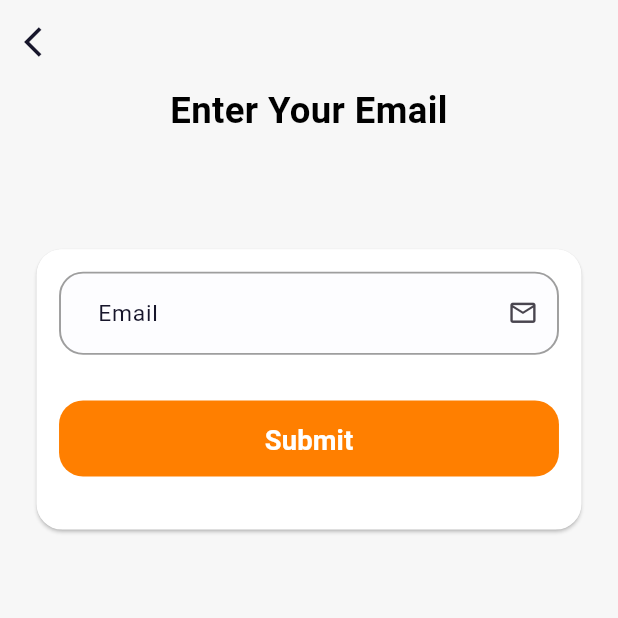
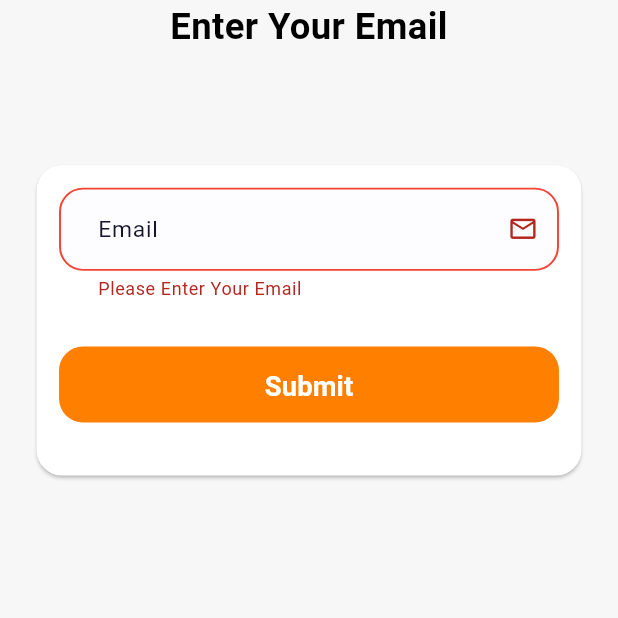
Before and after one commit to Ehabhanna1/Our_Market, a Flutter app: the ForgetPasswordView screen opened directly, after a tap on "Submit", on a phone screen of 412 x 824 dp, the top half of it. Run offline on Flutter 3.47's test engine with Material 3 defaults, Android fonts, the phone set to English and light mode, and no system bars; our stand-ins replace cached_network_image, flutter_bloc, flutter_rating_bar, flutter_screenutil, google_nav_bar, google_sign_in and 1 more; accounts and stored records are empty.

Commit message:
implement forget password with supabase

```diff
--- a/lib/feature/auth/logic/cubit/authentication_cubit.dart
+++ b/lib/feature/auth/logic/cubit/authentication_cubit.dart
@@ -98,11 +98,22 @@ const webClientId = '737722342128-v332ndp6j1lck111a6gi2e685lnpc07i.apps.googleus
 
 
   }
+  Future<void> resetPassword({required String email}) async {
+
+    emit(ResetPasswordLoading());
+    try{
+      await client.auth.resetPasswordForEmail(email);
+      emit(ResetPasswordSuccess());
+    }catch(e){
+      log(e.toString());
+      emit(ResetPasswordError());
+    }
+
+
+
+  }
 
 
 
 
 }
-
-
-//const webClientId = '737722342128-v332ndp6j1lck111a6gi2e685lnpc07i.apps.googleusercontent.com';
--- a/lib/feature/auth/logic/cubit/authentication_state.dart
+++ b/lib/feature/auth/logic/cubit/authentication_state.dart
@@ -37,3 +37,10 @@ final class LogOutSuccess extends AuthenticationState {}
 final class LogOutLoading extends AuthenticationState {}
 
 final class LogOutError extends AuthenticationState {}
+
+// reset password states
+final class ResetPasswordSuccess extends AuthenticationState {}
+
+final class ResetPasswordLoading extends AuthenticationState {}
+
+final class ResetPasswordError extends AuthenticationState {}
--- a/lib/feature/auth/ui/forget_password_view.dart
+++ b/lib/feature/auth/ui/forget_password_view.dart
@@ -1,44 +1,56 @@
+import 'package:ecommerce_app/core/functions/navigation.dart';
+import 'package:ecommerce_app/core/functions/show_message.dart';
 import 'package:ecommerce_app/core/helper/spacing.dart';
 import 'package:ecommerce_app/core/theming/app_colors.dart';
 import 'package:ecommerce_app/core/theming/styles.dart';
 import 'package:ecommerce_app/core/widgets/app_text_button.dart';
 import 'package:ecommerce_app/core/widgets/app_text_form_field.dart';
+import 'package:ecommerce_app/feature/auth/logic/cubit/authentication_cubit.dart';
+import 'package:ecommerce_app/feature/auth/ui/login_view.dart';
 import 'package:flutter/material.dart';
+import 'package:flutter_bloc/flutter_bloc.dart';
 import 'package:flutter_screenutil/flutter_screenutil.dart';
-class ForgetPasswordView extends StatelessWidget {
+
+class ForgetPasswordView extends StatefulWidget {
   const ForgetPasswordView({super.key});
 
   @override
+  State<ForgetPasswordView> createState() => _ForgetPasswordViewState();
+}
+
+class _ForgetPasswordViewState extends State<ForgetPasswordView> {
+
+  final GlobalKey<FormState> formKey = GlobalKey<FormState>();
+  final TextEditingController emailController = TextEditingController();
+
+  @override
   Widget build(BuildContext context) {
+    return BlocConsumer<AuthenticationCubit, AuthenticationState>(
+      listener: (context, state) {
+        if (state is ResetPasswordSuccess) {
+          Navigator.pop(context);
+          //navigatePushReplacement(context, LoginView());
+
+          showMessage(context, "Check Your Email");
+        }
+      },
+      builder: (context, state) {
         return Scaffold(
           backgroundColor: AppColors.kScaffoldColor,
-      appBar: AppBar(
-        backgroundColor: AppColors.kScaffoldColor,
-        elevation: 0,
-        leading: IconButton(
-          icon: Icon(
-            Icons.arrow_back_ios,
-            color: AppColors.kBlackColor,
-          ),
-          onPressed: () {
-            Navigator.pop(context);
-          },
-        ),
-      ),
-      body: SafeArea(
 
+          body: state is ResetPasswordLoading ?
+          const Center(child: CircularProgressIndicator()) :
+          SafeArea(
+            child: Form(
+              key: formKey,
               child: Column(
                 crossAxisAlignment: CrossAxisAlignment.center,
-
                 children: [
-
-              Text("Enter Your Email",
+                  Text(
+                    "Enter Your Email",
                     textAlign: TextAlign.center,
                     style: TextStyles.font24BlackBold,
-
-
                   ),
-
                   verticalSpace(50),
                   Card(
                     margin: EdgeInsets.all(24.h),
@@ -46,45 +58,56 @@ class ForgetPasswordView extends StatelessWidget {
                     shape: RoundedRectangleBorder(
                       borderRadius: BorderRadius.all(
                         Radius.circular(17),
-
                       ),
-
-
                     ),
                     child: Padding(
                       padding: const EdgeInsets.all(15.0),
                       child: Column(
                         children: [
                           AppTextFormField(
+                            controller: emailController,
                             hintText: "Enter Your Email",
-                     validator: (value){
-                      if(value == null || value.isEmpty){
+                            validator: (value) {
+                              if (value == null || value.isEmpty) {
                                 return "Please Enter Your Email";
                               }
 
                               return null;
                             },
-
                             labelText: "Email",
-                       suffixIcon: Icon(Icons.email_outlined,size: 20.sp,),
-
-
+                            suffixIcon: Icon(
+                              Icons.email_outlined,
+                              size: 20.sp,
+                            ),
                           ),
                           verticalSpace(30),
                           AppTextButton(
                             buttonText: "Submit",
                             textStyle: TextStyles.font18WhiteSemiBold,
-                          onPressed: (){},),
+                            onPressed: () {
+                              if (formKey.currentState!.validate()) {
+                                context.read<AuthenticationCubit>().resetPassword(email: emailController.text);
+                              }
+
+
+                            },
+                          ),
                           verticalSpace(20),
-
-           ], ),
+                        ],
                       ),
                     ),
-
+                  ),
                 ],
-
-
-      ),),
+              ),
+            ),
+          ),
+        );
+      },
     );
   }
+  @override
+  void dispose() {
+    emailController.dispose();
+    super.dispose();
   }
+}
```
Lines whose indentation alone changed are shown as unchanged.
